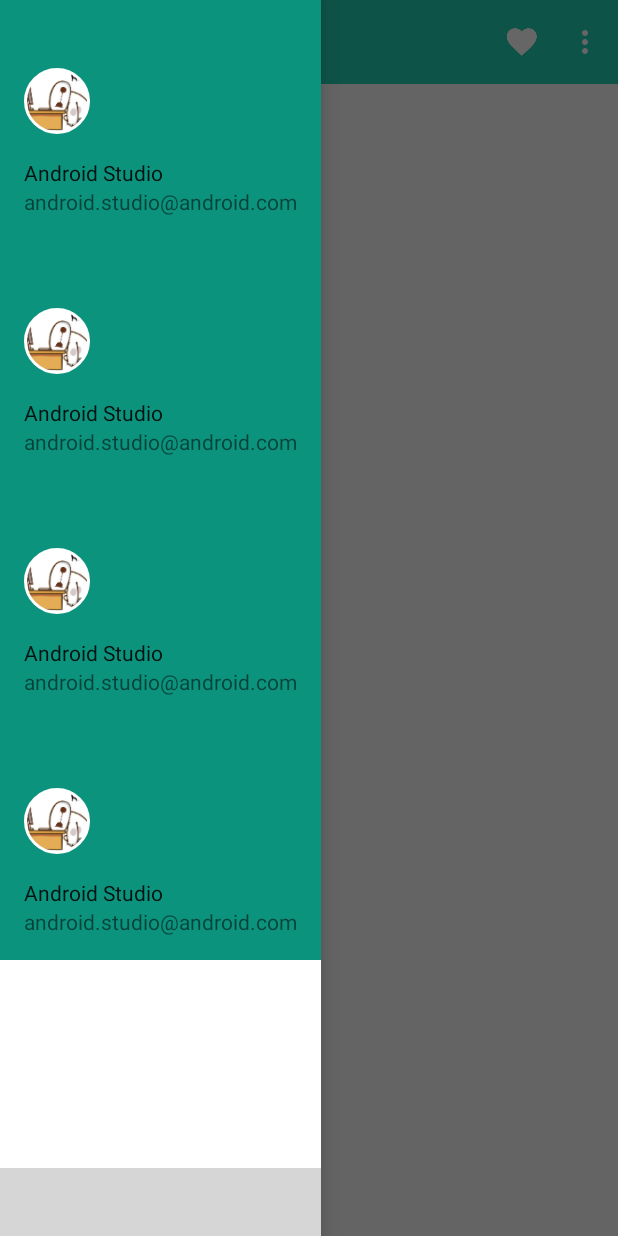
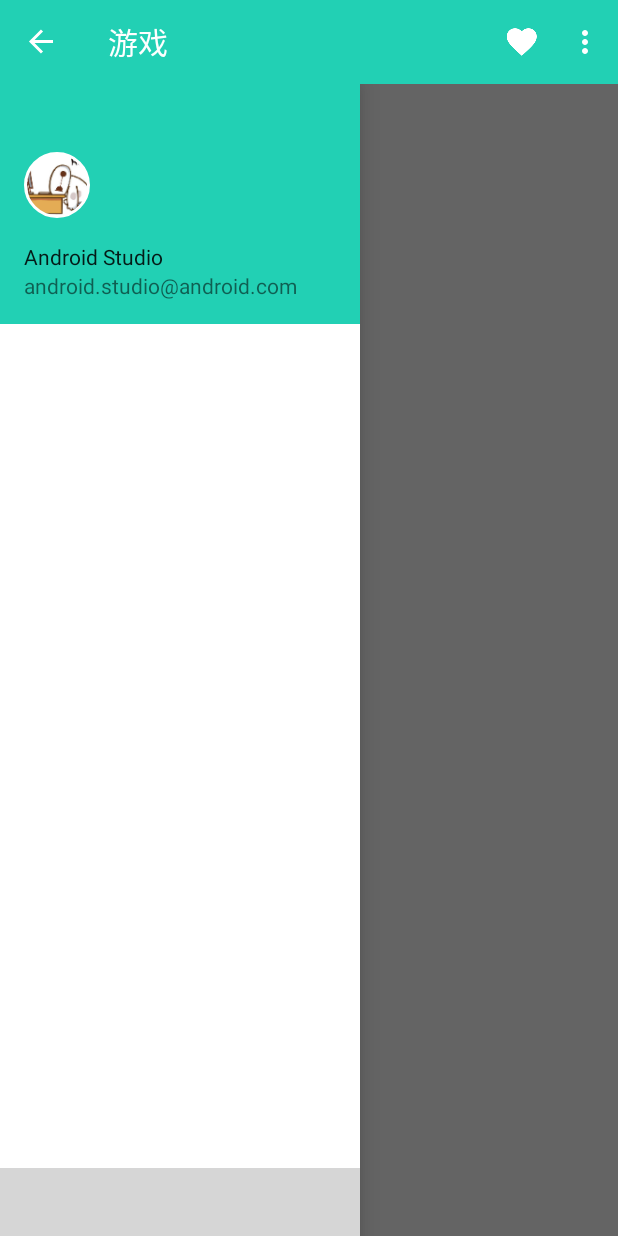
Before and after one commit to otman3339/LoLive, an Android app: the screen it shows after launch (MainActivity), with the side drawer open, on a phone screen of 412 x 824 dp. Run offline under Robolectric (Android 15) with nearby library versions, the phone set to English and light mode, and no system bars; our stand-ins replace CircleImageView.

Commit message:
1 增加侧滑菜单

```diff
--- a/app/src/main/res/layout/activity_main.xml
+++ b/app/src/main/res/layout/activity_main.xml
@@ -1,21 +1,59 @@
 <?xml version="1.0" encoding="utf-8"?>
-<android.support.v4.widget.DrawerLayout xmlns:android="http://schemas.android.com/apk/res/android"
+<LinearLayout xmlns:android="http://schemas.android.com/apk/res/android"
     xmlns:app="http://schemas.android.com/apk/res-auto"
     xmlns:tools="http://schemas.android.com/tools"
-    android:id="@+id/drawer"
     android:layout_width="match_parent"
     android:layout_height="match_parent"
-    android:fitsSystemWindows="true">
+    android:orientation="vertical">
 
-    <LinearLayout
+    <include layout="@layout/toolbar" />
+
+    <android.support.v4.widget.DrawerLayout
+        android:id="@+id/drawer"
         android:layout_width="match_parent"
         android:layout_height="match_parent"
         android:orientation="vertical"
         tools:context="view.activity.MainActivity">
 
-        <include layout="@layout/toolbar" />
+        <LinearLayout
+            android:layout_width="match_parent"
+            android:layout_height="match_parent"
+            android:orientation="vertical">
 
-    </LinearLayout>
+        </LinearLayout>
+
+        <FrameLayout android:id="@+id/nav_view"
+            android:layout_width="@dimen/navigation_width"
+            android:layout_height="match_parent"
+            android:layout_gravity="start"
+            android:orientation="vertical"
+            android:background="@color/white">
+
+            <ScrollView
+                android:layout_width="match_parent"
+                android:layout_height="match_parent"
+                android:layout_marginBottom="45dp">
+
+                <LinearLayout
+                    android:layout_width="match_parent"
+                    android:layout_height="1000dp"
+                    android:orientation="vertical">
+
+                    <include layout="@layout/navigation_header" />
+
+                </LinearLayout>
+
+            </ScrollView>
+
+            <LinearLayout
+                android:layout_width="match_parent"
+                android:layout_height="45dp"
+                android:layout_gravity="bottom"
+                android:background="#cccc"></LinearLayout>
+
+        </FrameLayout>
+
+    </android.support.v4.widget.DrawerLayout>
 
     <!--<android.support.design.widget.NavigationView
         android:id="@+id/nav_view"
@@ -36,36 +74,6 @@
 
     </android.support.design.widget.NavigationView>-->
 
-    <FrameLayout android:id="@+id/nav_view"
-        android:layout_width="wrap_content"
-        android:layout_height="match_parent"
-        android:layout_gravity="start"
-        android:orientation="vertical"
-        android:background="@color/white">
 
-        <ScrollView
-            android:layout_width="match_parent"
-            android:layout_height="match_parent"
-            android:layout_marginBottom="45dp">
 
-            <LinearLayout
-                android:layout_width="match_parent"
-                android:layout_height="1000dp"
-                android:orientation="vertical">
-
-                <include layout="@layout/navigation_header" />
-                <include layout="@layout/navigation_header" /><include layout="@layout/navigation_header" /><include layout="@layout/navigation_header" />
-
-            </LinearLayout>
-
-        </ScrollView>
-
-        <LinearLayout
-            android:layout_width="match_parent"
-            android:layout_height="45dp"
-            android:layout_gravity="bottom"
-            android:background="#cccc"></LinearLayout>
-
-    </FrameLayout>
-
-</android.support.v4.widget.DrawerLayout>
+</LinearLayout>
--- a/app/src/main/res/layout/navigation_header.xml
+++ b/app/src/main/res/layout/navigation_header.xml
@@ -3,7 +3,7 @@
     xmlns:app="http://schemas.android.com/apk/res-auto"
     android:layout_width="match_parent"
     android:layout_height="160dp"
-    android:background="@color/colorNavHeader"
+    android:background="@color/colorPrimary"
     android:gravity="bottom"
     android:orientation="vertical"
     android:paddingBottom="@dimen/activity_vertical_margin"
```
